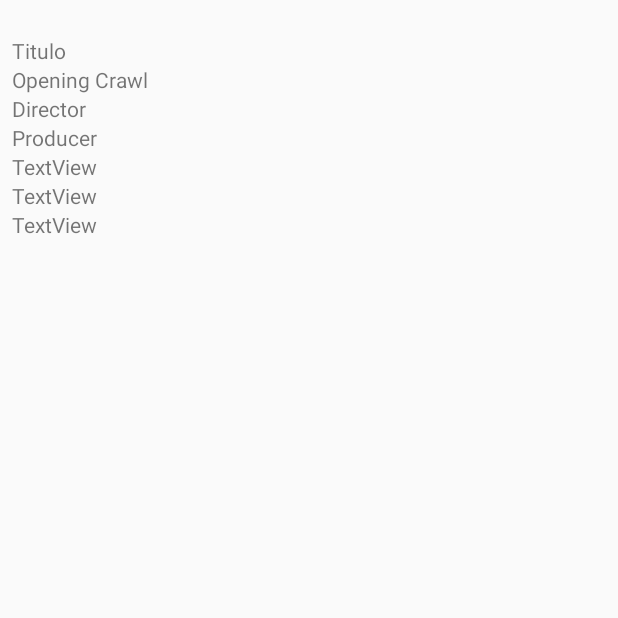
After one commit to Marceloamds/JeraSwapi, an Android app: the MovieActivity screen opened directly, with no data from a screen before it, on a phone screen of 412 x 824 dp, the top half of it. The commit adds this screen. Run offline under Robolectric (Android 15) with nearby library versions, the phone set to English and light mode, and no system bars; 1 statement that could not run was skipped.

Commit message:
Adicionado MovieActivity e passagem de dados entre activities

```diff
--- a/app/build.gradle
+++ b/app/build.gradle
@@ -24,7 +24,7 @@ android {
 
 dependencies {
     implementation fileTree(dir: 'libs', include: ['*.jar'])
-    implementation"org.jetbrains.kotlin:kotlin-stdlib-jdk7:$kotlin_version"
+    implementation "org.jetbrains.kotlin:kotlin-stdlib-jdk7:$kotlin_version"
     implementation 'androidx.appcompat:appcompat:1.0.2'
     implementation 'androidx.core:core-ktx:1.0.1'
     implementation 'androidx.constraintlayout:constraintlayout:1.1.3'
--- a/app/src/main/AndroidManifest.xml
+++ b/app/src/main/AndroidManifest.xml
@@ -1,6 +1,7 @@
 <?xml version="1.0" encoding="utf-8"?>
 <manifest xmlns:android="http://schemas.android.com/apk/res/android"
           package="com.engefour.jeraswapi">
+
     <uses-permission android:name="android.permission.INTERNET"/>
 
     <application
@@ -10,6 +11,8 @@
             android:roundIcon="@mipmap/ic_launcher_round"
             android:supportsRtl="true"
             android:theme="@style/AppTheme">
+        <activity android:name=".MovieActivity">
+        </activity>
         <activity android:name=".MainActivity">
             <intent-filter>
                 <action android:name="android.intent.action.MAIN"/>
--- /dev/null
+++ b/app/src/main/java/com/engefour/jeraswapi/MovieActivity.kt
@@ -0,0 +1,19 @@
+package com.engefour.jeraswapi
+
+import androidx.appcompat.app.AppCompatActivity
+import android.os.Bundle
+import android.util.Log
+import com.engefour.jeraswapi.model.Filme
+import com.google.gson.Gson
+import kotlinx.android.synthetic.main.row_movies.*
+
+class MovieActivity : AppCompatActivity() {
+
+    override fun onCreate(savedInstanceState: Bundle?) {
+        super.onCreate(savedInstanceState)
+        setContentView(R.layout.activity_movie)
+        val movieIntent = intent.getStringExtra("movie")
+        val movie = Gson().fromJson<Filme>(movieIntent,Filme::class.java)
+        textViewTitle.text = movie.title
+    }
+}
--- /dev/null
+++ b/app/src/main/res/layout/activity_movie.xml
@@ -0,0 +1,55 @@
+<?xml version="1.0" encoding="utf-8"?>
+<androidx.constraintlayout.widget.ConstraintLayout
+        xmlns:android="http://schemas.android.com/apk/res/android"
+        xmlns:tools="http://schemas.android.com/tools"
+        xmlns:app="http://schemas.android.com/apk/res-auto"
+        android:layout_width="match_parent"
+        android:layout_height="match_parent"
+        tools:context=".MovieActivity">
+
+    <TextView
+            android:text="TextView"
+            android:layout_width="wrap_content"
+            android:layout_height="wrap_content"
+            android:id="@+id/textView7" app:layout_constraintStart_toStartOf="parent" android:layout_marginStart="8dp"
+            app:layout_constraintTop_toBottomOf="@+id/textView6"/>
+    <TextView
+            android:text="Titulo"
+            android:layout_width="wrap_content"
+            android:layout_height="wrap_content"
+            android:id="@+id/textViewTitle" app:layout_constraintStart_toStartOf="parent" android:layout_marginStart="8dp"
+            app:layout_constraintTop_toTopOf="parent" android:layout_marginTop="24dp"/>
+    <TextView
+            android:text="Opening Crawl"
+            android:layout_width="wrap_content"
+            android:layout_height="wrap_content"
+            android:id="@+id/openingCrawl"
+            app:layout_constraintTop_toBottomOf="@+id/textViewTitle" app:layout_constraintStart_toStartOf="parent"
+            android:layout_marginStart="8dp"/>
+    <TextView
+            android:text="Director"
+            android:layout_width="wrap_content"
+            android:layout_height="wrap_content"
+            android:id="@+id/textViewDirector" app:layout_constraintStart_toStartOf="parent"
+            android:layout_marginStart="8dp"
+            app:layout_constraintTop_toBottomOf="@+id/openingCrawl"/>
+    <TextView
+            android:text="Producer"
+            android:layout_width="wrap_content"
+            android:layout_height="wrap_content"
+            android:id="@+id/textViewProducer" app:layout_constraintStart_toStartOf="parent"
+            android:layout_marginStart="8dp"
+            app:layout_constraintTop_toBottomOf="@+id/textViewDirector"/>
+    <TextView
+            android:text="TextView"
+            android:layout_width="wrap_content"
+            android:layout_height="wrap_content"
+            android:id="@+id/textView5" app:layout_constraintStart_toStartOf="parent" android:layout_marginStart="8dp"
+            app:layout_constraintTop_toBottomOf="@+id/textViewProducer"/>
+    <TextView
+            android:text="TextView"
+            android:layout_width="wrap_content"
+            android:layout_height="wrap_content"
+            android:id="@+id/textView6" app:layout_constraintStart_toStartOf="parent" android:layout_marginStart="8dp"
+            app:layout_constraintTop_toBottomOf="@+id/textView5"/>
+</androidx.constraintlayout.widget.ConstraintLayout>
--- a/app/src/main/res/layout/row_movies.xml
+++ b/app/src/main/res/layout/row_movies.xml
@@ -10,8 +10,8 @@
             android:layout_width="wrap_content"
             android:layout_height="wrap_content" app:srcCompat="@drawable/starwars"
             android:id="@+id/imageView" app:layout_constraintStart_toStartOf="parent" android:layout_marginStart="8dp"
-            android:layout_marginTop="8dp" app:layout_constraintTop_toTopOf="parent"
-            app:layout_constraintEnd_toEndOf="parent" android:layout_marginEnd="8dp" android:layout_marginBottom="8dp"
+            app:layout_constraintTop_toTopOf="parent"
+            app:layout_constraintEnd_toEndOf="parent" android:layout_marginEnd="8dp"
             app:layout_constraintBottom_toBottomOf="parent"/>
     <TextView
             android:layout_width="wrap_content"
--- a/app/src/main/res/values/styles.xml
+++ b/app/src/main/res/values/styles.xml
@@ -1,7 +1,7 @@
 <resources>
 
     <!-- Base application theme. -->
-    <style name="AppTheme" parent="Theme.AppCompat.Light.DarkActionBar">
+    <style name="AppTheme" parent="Theme.AppCompat.Light.NoActionBar">
         <!-- Customize your theme here. -->
         <item name="colorPrimary">@color/colorPrimary</item>
         <item name="colorPrimaryDark">@color/colorPrimaryDark</item>
```
Also changed, not shown: app/src/main/java/com/engefour/jeraswapi/MainActivity.kt (+11 -10 lines), app/src/main/java/com/engefour/jeraswapi/model/DataClasses.kt (+6 -6 lines), app/src/main/java/com/engefour/jeraswapi/model/api/StarWarsApi.kt (+5 -5 lines).
